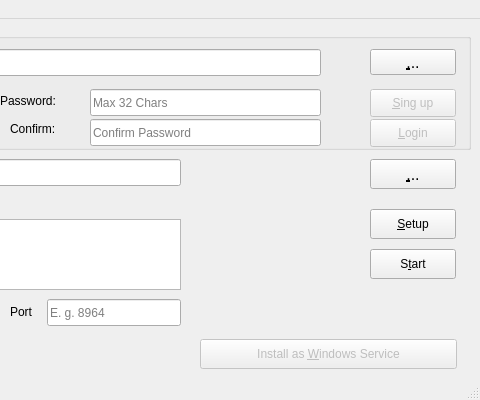
Qt form synode.py/src/synodepy3/form.ui (odys-z/semantic-jserv) before a commit; both pictures show x 480 to 960 and y 0 to 400 of the 960 by 400 pixel window.
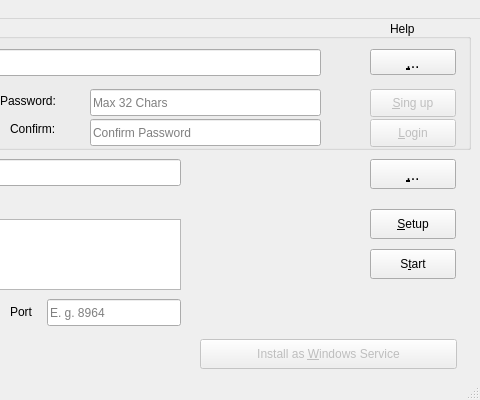
The same form after that commit. Icons and pictures are not drawn.

Diff of the .ui file:
```diff
--- a/synode.py/src/synodepy3/form.ui
+++ b/synode.py/src/synodepy3/form.ui
@@ -492,6 +492,22 @@
       <string>Ctrl+S</string>
      </property>
     </widget>
+    <widget class="QLabel" name="lbHelplink">
+     <property name="geometry">
+      <rect>
+       <x>870</x>
+       <y>0</y>
+       <width>61</width>
+       <height>20</height>
+      </rect>
+     </property>
+     <property name="text">
+      <string>Help</string>
+     </property>
+     <property name="openExternalLinks">
+      <bool>true</bool>
+     </property>
+    </widget>
    </widget>
    <widget class="QLabel" name="lbQr">
     <property name="geometry">
```
